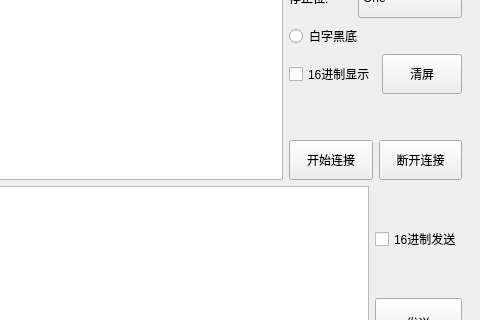
First picture: the form in mainwindow.ui, repository senxl/QT-Serial-debug, before the edit; both pictures show x 489 to 969 and y 224 to 544 of the 969 by 631 pixel window.
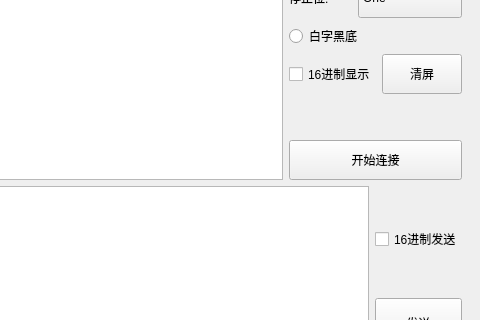
Second picture: the form after the edit.

Commit message: add QPushButton color,and start,stop QPushButton to one

The edit to the form file:
```diff
--- a/mainwindow.ui
+++ b/mainwindow.ui
@@ -337,19 +337,6 @@
                </property>
               </widget>
              </item>
-             <item>
-              <widget class="QPushButton" name="pb_stop">
-               <property name="minimumSize">
-                <size>
-                 <width>0</width>
-                 <height>40</height>
-                </size>
-               </property>
-               <property name="text">
-                <string>断开连接</string>
-               </property>
-              </widget>
-             </item>
             </layout>
            </item>
           </layout>
```
Left out of the diff: 5 changed lines with no effect on the pictures. The commit also changes 2 other files.
